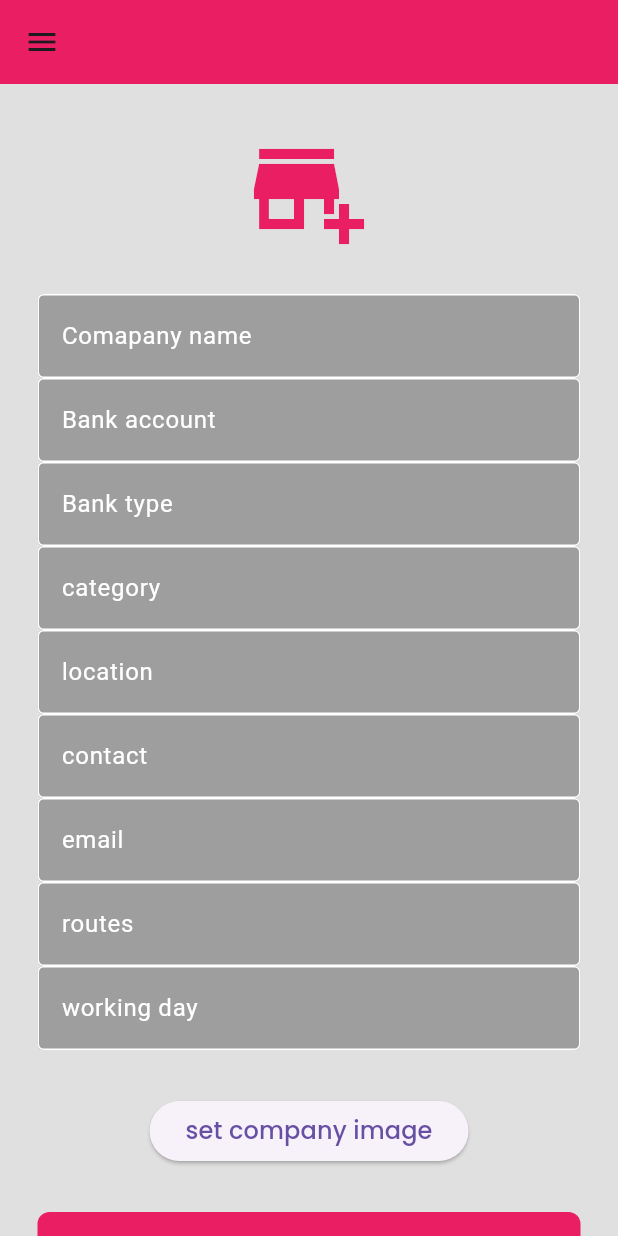
After one commit to mouxoozoxmozoron/cargoLinkApp, a Flutter app: the Createcompany screen opened by its route, on a phone screen of 412 x 824 dp. The commit adds this screen. Run offline on Flutter 3.47's test engine with Material 3 defaults, Android fonts, the light colour scheme and no system bars; our stand-ins replace fluttertoast, get, image_picker, permission_handler, shared_preferences; missing offline and left inert: dart:ffi; accounts and stored records are empty; network calls fail.

Commit message:
added company registration logic

```diff
--- a/lib/APIV1/end_points/api_end_points.dart
+++ b/lib/APIV1/end_points/api_end_points.dart
@@ -1,9 +1,10 @@
 //SERVER URL DECLARATION
-const String baseUrl = 'http://192.168.170.5:8000/';
-const serverUrl = 'http://192.168.170.5:8000/api/';
+const String baseUrl = 'http://192.168.196.5:8000/';
+const serverUrl = 'http://192.168.196.5:8000/api/';
 const String homeEndpoint = '${serverUrl}home';
 const String loginEndpoint = '${serverUrl}auth/login';
 const String placeorderendPoint = '${serverUrl}Order';
+const String creategroupendpoint = '${serverUrl}agent';
 const String custommerorderEndpoint = '${serverUrl}Order';
 const homeController = '${serverUrl}gbcehome';
 const String registrationEndpoint = '${serverUrl}register';
--- a/lib/models/home_model.dart
+++ b/lib/models/home_model.dart
@@ -45,6 +45,7 @@ class TransportationCompany {
   String? routes;
   DateTime? createdAt;
   DateTime? updatedAt;
+  bool isdisplayingdetails;
   User? user;
 
   TransportationCompany({
@@ -62,6 +63,7 @@ class TransportationCompany {
     this.routes,
     this.createdAt,
     this.updatedAt,
+    this.isdisplayingdetails = false,
     this.user,
   });
 
@@ -86,6 +88,7 @@ class TransportationCompany {
             ? null
             : DateTime.parse(json["updated_at"]),
         user: json["user"] == null ? null : User.fromJson(json["user"]),
+        isdisplayingdetails: json["is_commenting"] ?? false,
       );
 
   Map<String, dynamic> toJson() => {
--- a/lib/navigations/routes_configurations.dart
+++ b/lib/navigations/routes_configurations.dart
@@ -1,5 +1,6 @@
 import 'package:cargolink/APIV1/requests/auth/logout_request.dart';
 import 'package:cargolink/main.dart';
+import 'package:cargolink/screens/create_comapany.dart';
 import 'package:cargolink/screens/home.dart';
 import 'package:cargolink/screens/login.dart';
 import 'package:cargolink/screens/order.dart';
@@ -12,8 +13,6 @@ class RoutesClass {
   static String home = "/";
   static String getHomeRoute() => home;
 
-//
-//splash
   static String splashscreen = "/splash_screen";
   static String getsplashscreenRoute() => splashscreen;
 
@@ -25,6 +24,9 @@ class RoutesClass {
 
   static String register = "/register";
   static String getregisterscreenRoute() => register;
+
+  static String createcompany = "/createcompany";
+  static String getcreatecomapnyRoute() => createcompany;
 
   static String placeOrder = "/placeOrder";
   static String getplaceorderRoute() => placeOrder;
@@ -43,5 +45,6 @@ class RoutesClass {
     GetPage(page: () => Login(), name: login),
     GetPage(page: () => PlaceOrder(), name: placeOrder),
     GetPage(page: () => const Orderdisplay(), name: orderlist),
+    GetPage(page: () => const Createcompany(), name: createcompany),
   ];
 }
--- /dev/null
+++ b/lib/screens/create_comapany.dart
@@ -0,0 +1,318 @@
+import 'dart:ffi';
+import 'dart:io';
+
+import 'package:cargolink/APIV1/end_points/api.dart';
+import 'package:cargolink/APIV1/requests/action/create_company.dart';
+import 'package:cargolink/componnent/nav_bar.dart';
+import 'package:cargolink/componnent/safe_button.dart';
+import 'package:cargolink/componnent/textfield.dart';
+import 'package:cargolink/constants/widgets.dart';
+import 'package:cargolink/navigations/routes_configurations.dart';
+import 'package:flutter/material.dart';
+import 'package:get/get.dart';
+import 'package:image_picker/image_picker.dart';
+import 'package:permission_handler/permission_handler.dart';
+
+class Createcompany extends StatefulWidget {
+  const Createcompany({super.key});
+
+  @override
+  State<Createcompany> createState() => _PlaceOrderState();
+}
+
+class _PlaceOrderState extends State<Createcompany> {
+  @override
+  void initState() {
+    super.initState();
+  }
+
+  final GlobalKey<FormState> _formKey = GlobalKey<FormState>();
+  final TextEditingController nameController = TextEditingController();
+  final TextEditingController backaccountController = TextEditingController();
+  final TextEditingController backtypeController = TextEditingController();
+  final TextEditingController locationController = TextEditingController();
+  final TextEditingController companycategoryController =
+      TextEditingController();
+  final TextEditingController contactController = TextEditingController();
+  final TextEditingController emailController = TextEditingController();
+  final TextEditingController routesController = TextEditingController();
+  final TextEditingController workingdayController = TextEditingController();
+  XFile? _image;
+
+  bool isPlacingorder = false;
+  bool isImageSelected = false;
+
+  placeOrderlogic() async {
+    if (_formKey.currentState!.validate()) {
+      setState(() {
+        isPlacingorder = true;
+      });
+
+//procesing received data
+      File? imageFile;
+      if (_image != null) {
+        imageFile = File(_image!.path);
+      }
+
+      String name = nameController.text;
+      String baacnkaccount = backaccountController.text;
+      String banktype = backtypeController.text;
+      String location = locationController.text;
+      String companycategory = companycategoryController.text;
+      String contact = contactController.text;
+      String email = emailController.text;
+      String routes = routesController.text;
+      String workingday = workingdayController.text;
+      File? agentlogo = imageFile;
+
+//placeorderRequest
+      try {
+        ApiResponse response = await createcompanyREequest(
+            context,
+            name,
+            baacnkaccount,
+            banktype,
+            location,
+            companycategory,
+            contact,
+            email,
+            routes,
+            workingday,
+            agentlogo);
+
+        if (response.error == null) {
+          setState(() {
+            isPlacingorder = false;
+          });
+          print(response.error);
+          Get.offAllNamed(RoutesClass.gethomeRoute());
+        } else {
+          setState(() {
+            isPlacingorder = false;
+          });
+          print(response.error);
+        }
+      } catch (e) {
+        warningToast("Something went wrong $e");
+        print("error $e");
+      }
+    }
+    setState(() {
+      isPlacingorder = false;
+    });
+  }
+
+  void _checkPermissionAndPickImage() async {
+    var status = await Permission.storage.status;
+    if (!status.isGranted) {
+      await Permission.storage.request();
+    }
+    if (status.isGranted) {
+      _pickImage();
+    }
+  }
+
+  Future<void> _pickImage() async {
+    final picker = ImagePicker();
+    final pickedFile = await picker.pickImage(source: ImageSource.gallery);
+    if (pickedFile != null) {
+      setState(() {
+        _image = pickedFile;
+      });
+    }
+  }
+
+  @override
+  Widget build(BuildContext context) {
+    return Scaffold(
+      backgroundColor: Colors.grey[300],
+      drawer: const NavBar(),
+      appBar: AppBar(
+        backgroundColor: Colors.pink,
+      ),
+      body: SafeArea(
+        child: SingleChildScrollView(
+          child: Center(
+            child: Form(
+              key: _formKey,
+              child: Column(
+                children: <Widget>[
+                  const SizedBox(
+                    height: 30,
+                  ),
+                  //logo
+                  const Icon(
+                    Icons.add_business_sharp,
+                    size: 80,
+                    color: Colors.pink,
+                  ),
+
+                  const SizedBox(
+                    height: 30,
+                  ),
+
+                  Mytextfield(
+                    controller: nameController,
+                    hintText: "Comapany name",
+                    obseequreText: false,
+                    validator: (value) {
+                      if (value == null || value.isEmpty) {
+                        return 'Comapny name is requred';
+                      }
+                      // You can add more validation rules for email format
+                      return null;
+                    },
+                  ),
+
+                  //password
+                  Mytextfield(
+                    controller: backaccountController,
+                    hintText: "Bank account",
+                    obseequreText: false,
+                    validator: (value) {
+                      if (value == null || value.isEmpty) {
+                        return 'Bank account is required';
+                      }
+                      return null;
+                    },
+                  ),
+                  Mytextfield(
+                    controller: backtypeController,
+                    hintText: "Bank type",
+                    obseequreText: false,
+                    validator: (value) {
+                      if (value == null || value.isEmpty) {
+                        return 'Bank type is required';
+                      }
+                      return null;
+                    },
+                  ),
+                  Mytextfield(
+                    controller: companycategoryController,
+                    hintText: "category",
+                    obseequreText: false,
+                    validator: (value) {
+                      if (value == null || value.isEmpty) {
+                        return 'category is required';
+                      }
+                      return null;
+                    },
+                  ),
+                  Mytextfield(
+                    controller: locationController,
+                    hintText: "location",
+                    obseequreText: false,
+                    validator: (value) {
+                      if (value == null || value.isEmpty) {
+                        return 'location is required';
+                      }
+                      return null;
+                    },
+                  ),
+                  Mytextfield(
+                    controller: contactController,
+                    hintText: "contact",
+                    obseequreText: false,
+                    validator: (value) {
+                      if (value == null || value.isEmpty) {
+                        return 'contact is required';
+                      }
+                      return null;
+                    },
+                  ),
+                  Mytextfield(
+                    controller: emailController,
+                    hintText: "email",
+                    obseequreText: false,
+                    validator: (value) {
+                      if (value == null || value.isEmpty) {
+                        return 'email is required';
+                      }
+                      return null;
+                    },
+                  ),
+                  Mytextfield(
+                    controller: routesController,
+                    hintText: "routes",
+                    obseequreText: false,
+                    validator: (value) {
+                      if (value == null || value.isEmpty) {
+                        return 'routes is required';
+                      }
+                      return null;
+                    },
+                  ),
+                  Mytextfield(
+                    controller: workingdayController,
+                    hintText: "working day",
+                    obseequreText: false,
+                    validator: (value) {
+                      if (value == null || value.isEmpty) {
+                        return 'working day is required';
+                      }
+                      return null;
+                    },
+                  ),
+
+                  const SizedBox(
+                    height: 30,
+                  ),
+
+                  _image != null
+                      ? Padding(
+                          padding: const EdgeInsets.symmetric(horizontal: 20),
+                          child: Container(
+                            height: 200,
+                            decoration: BoxDecoration(
+                              image: DecorationImage(
+                                image: FileImage(File(_image!.path)),
+                                fit: BoxFit.cover,
+                              ),
+                            ),
+                          ),
+                        )
+                      : ElevatedButton(
+                          onPressed: _checkPermissionAndPickImage,
+                          child: const Text(
+                            'set company image',
+                            style: TextStyle(
+                              fontFamily: 'Poppins',
+                              fontSize: 16,
+                            ),
+                          ),
+                        ),
+
+                  const SizedBox(
+                    height: 30,
+                  ),
+
+                  isPlacingorder
+                      ? const CircularProgressIndicator()
+                      : SafeButton(
+                          onTap: () {
+                            if (_image == null) {
+                              errorToast('company logo is required');
+                            } else {
+                              placeOrderlogic();
+                            }
+                          },
+                          buttonText: 'Create',
+                        ),
+
+                  const SizedBox(
+                    height: 10,
+                  ),
+
+                  const Divider(
+                    thickness: 01,
+                    color: Colors.white,
+                  ),
+                ],
+              ),
+            ),
+          ),
+        ),
+      ),
+    );
+  }
+}
--- a/lib/screens/order.dart
+++ b/lib/screens/order.dart
@@ -99,7 +99,7 @@ class _OrderdisplayState extends State<Orderdisplay> {
         child: Column(
           children: [
             const Text(
-              "Mnage your order",
+              "Manage your order",
               style: subtitleStyle,
               textAlign: TextAlign.left,
             ),
```
Also changed, not shown: lib/APIV1/requests/action/create_company.dart (added, +109 -0 lines), lib/componnent/nav_bar.dart (+16 -11 lines), lib/screens/home.dart (+6 -13 lines).
